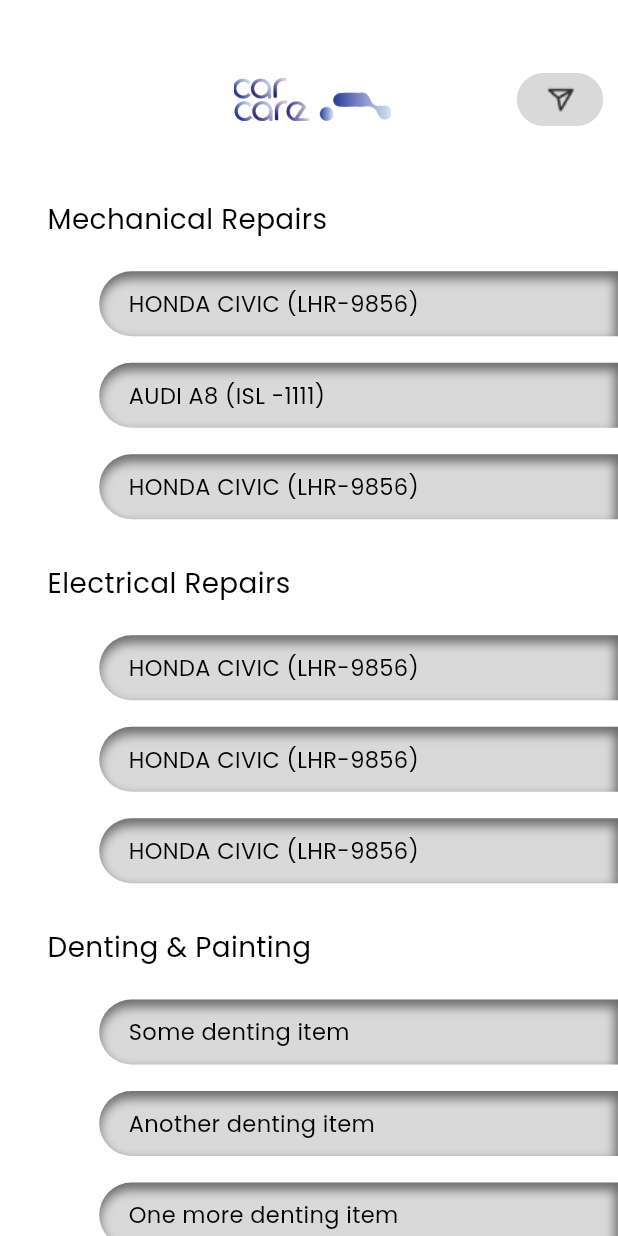
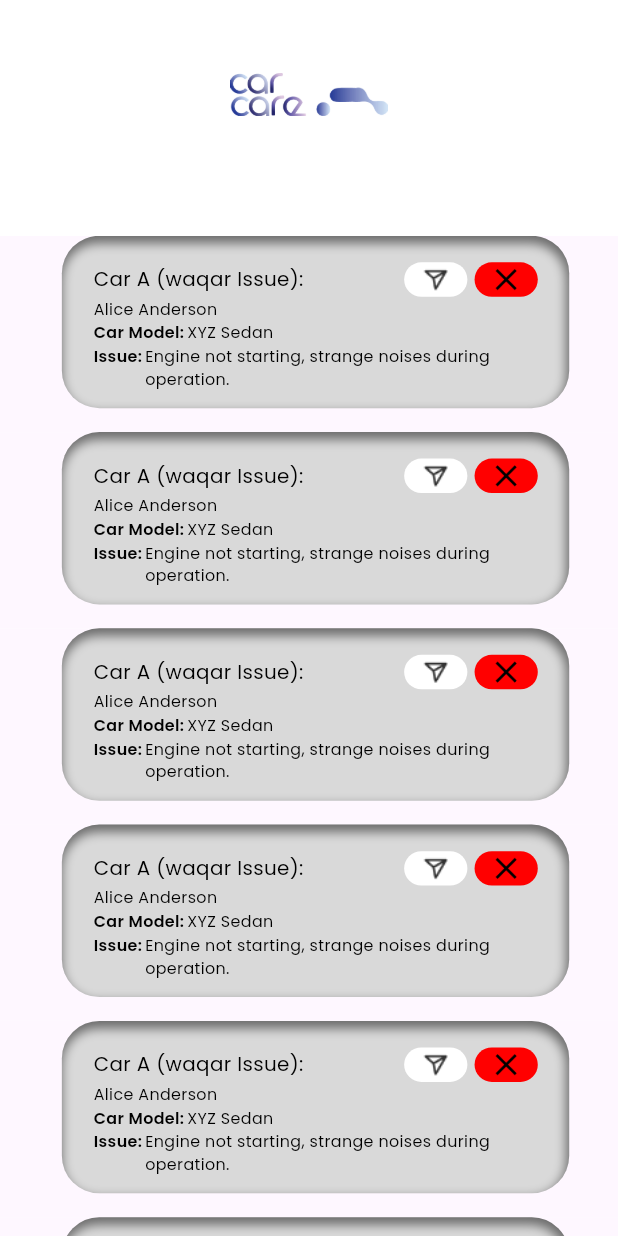
Before and after one commit to romanfarooq/final-year-project, a Flutter app: the screen it shows after launch, on a phone screen of 412 x 824 dp. Run offline on Flutter 3.47's test engine with Material 3 defaults, Android fonts, the phone set to English and light mode, and no system bars; our stand-ins replace flutter_inset_box_shadow, flutter_rating_bar, flutter_svg.

Commit message:
fixing some bugs in car care request

```diff
--- a/lib/main.dart
+++ b/lib/main.dart
@@ -1,4 +1,5 @@
 
+import 'package:car_care/screens/car_care_requests.dart';
 import 'package:car_care/screens/vehicle_service_record.dart';
 import 'package:car_care/screens/workshop_homepage.dart';
 import 'package:car_care/screens/workshop_services.dart';
@@ -26,7 +27,7 @@ class MyApp extends StatelessWidget {
         colorScheme: ColorScheme.fromSeed(seedColor: Colors.deepPurple),
         useMaterial3: true,
       ),
-      home: const VehicleServicRecord(),
+      home: const CarCareRequests(),
       routes: AppRoutes.routes,
     );
   }
--- /dev/null
+++ b/lib/screens/car_care_requests.dart
@@ -0,0 +1,151 @@
+import 'package:flutter/material.dart' hide BoxDecoration, BoxShadow;
+import 'package:flutter_inset_box_shadow/flutter_inset_box_shadow.dart';
+import '../utils/figma_space_to_percentage.dart';
+import '../utils/image_constant.dart';
+import 'package:car_care/widgets/custom_service_widget.dart';
+
+class CarCareRequests extends StatefulWidget {
+  const CarCareRequests({super.key});
+
+  @override
+  State<CarCareRequests> createState() => _CarCareRequestsState();
+}
+
+class _CarCareRequestsState extends State<CarCareRequests> {
+  @override
+  Widget build(BuildContext context) {
+    return SafeArea(
+      child: Column(crossAxisAlignment: CrossAxisAlignment.start, children: [
+        SizedBox(
+          height: figmaSpaceToPercentage(55, context),
+        ),
+        Center(
+          child: Image.asset(
+            ImageConstant.carcare1,
+            height: 29,
+            width: 106,
+            alignment: Alignment.center,
+          ),
+        ),
+        SizedBox(
+          height: figmaSpaceToPercentage(90, context),
+        ),
+         Expanded(child: SingleChildScrollView(
+           child: Column(
+    children: [
+
+        CustomServiceWidget(
+          carName: 'Car A',
+          ownerName: 'Alice Anderson',
+          carModel: 'XYZ Sedan',
+          issueType: 'waqar Issue',
+          issueDescription: 'Engine not starting, strange noises during operation.',
+
+        ),
+
+      CustomServiceWidget(
+        carName: 'Car A',
+        ownerName: 'Alice Anderson',
+        carModel: 'XYZ Sedan',
+        issueType: 'waqar Issue',
+        issueDescription: 'Engine not starting, strange noises during operation.',
+
+      ),
+
+      CustomServiceWidget(
+        carName: 'Car A',
+        ownerName: 'Alice Anderson',
+        carModel: 'XYZ Sedan',
+        issueType: 'waqar Issue',
+        issueDescription: 'Engine not starting, strange noises during operation.',
+
+      ),
+
+      CustomServiceWidget(
+        carName: 'Car A',
+        ownerName: 'Alice Anderson',
+        carModel: 'XYZ Sedan',
+        issueType: 'waqar Issue',
+        issueDescription: 'Engine not starting, strange noises during operation.',
+
+      ),
+
+      CustomServiceWidget(
+        carName: 'Car A',
+        ownerName: 'Alice Anderson',
+        carModel: 'XYZ Sedan',
+        issueType: 'waqar Issue',
+        issueDescription: 'Engine not starting, strange noises during operation.',
+
+      ),
+
+      CustomServiceWidget(
+        carName: 'Car A',
+        ownerName: 'Alice Anderson',
+        carModel: 'XYZ Sedan',
+        issueType: 'waqar Issue',
+        issueDescription: 'Engine not starting, strange noises during operation.',
+
+      ),
+
+      CustomServiceWidget(
+        carName: 'Car A',
+        ownerName: 'Alice Anderson',
+        carModel: 'XYZ Sedan',
+        issueType: 'waqar Issue',
+        issueDescription: 'Engine not starting, strange noises during operation.',
+
+      ),
+
+
+       CustomServiceWidget(
+        carName: 'Car A',
+        ownerName: 'Alice Anderson',
+        carModel: 'XYZ Sedan',
+        issueType: 'waqar Issue',
+        issueDescription: 'Engine not starting, strange noises during operation.',
+
+      ),
+
+      CustomServiceWidget(
+        carName: 'Car A',
+        ownerName: 'Alice Anderson',
+        carModel: 'XYZ Sedan',
+        issueType: 'waqar Issue',
+        issueDescription: 'Engine not starting, strange noises during operation.',
+
+      ),
+
+
+      CustomServiceWidget(
+        carName: 'Car A',
+        ownerName: 'Alice Anderson',
+        carModel: 'XYZ Sedan',
+        issueType: 'waqar Issue',
+        issueDescription: 'Engine not starting, strange noises during operation.',
+
+      ),
+
+
+      CustomServiceWidget(
+        carName: 'Car A',
+        ownerName: 'Alice Anderson',
+        carModel: 'XYZ Sedan',
+        issueType: 'waqar Issue',
+        issueDescription: 'Engine not starting, strange noises during operation.',
+
+      ),
+
+
+
+
+
+
+    ],
+           ),
+         )
+    ),
+      ]),
+    );
+  }
+}
--- a/lib/utils/image_constant.dart
+++ b/lib/utils/image_constant.dart
@@ -50,8 +50,9 @@ class ImageConstant {
   static String setting = '$imagePath/setting.png';
 
 // Vehicle Serice Record
-
   static String Actions = '$imagePath/Actions.png';
+// Car Care Requests
+  static String Cross = '$imagePath/cross.png';
 
 
 
--- /dev/null
+++ b/lib/widgets/custom_service_widget.dart
@@ -0,0 +1,247 @@
+import 'package:flutter/material.dart' hide BoxDecoration, BoxShadow;
+import 'package:flutter_inset_box_shadow/flutter_inset_box_shadow.dart';
+import '../utils/figma_space_to_percentage.dart';
+import '../utils/image_constant.dart';
+
+class CustomServiceWidget extends StatefulWidget {
+  final String carName;
+  final String ownerName;
+  final String carModel;
+  final String issueType;
+  final String issueDescription;
+
+  const CustomServiceWidget({
+    Key? key,
+    required this.carName,
+    required this.ownerName,
+    required this.carModel,
+    required this.issueType,
+    required this.issueDescription,
+  }) : super(key: key);
+
+  @override
+  _CustomServiceWidgetState createState() => _CustomServiceWidgetState();
+}
+
+class _CustomServiceWidgetState extends State<CustomServiceWidget> {
+  Color _backgroundColor = const Color.fromRGBO(217, 217, 217, 1);
+
+  @override
+  Widget build(BuildContext context) {
+    return Material(
+      child: InkWell(
+        onTap: () {
+          setState(() {
+            // Toggle background color between white and red
+            _backgroundColor = _backgroundColor == Color.fromRGBO(217, 217, 217, 1)
+                ? Color.fromRGBO(255, 191, 66, 1)
+                : Color.fromRGBO(217, 217, 217, 1);
+          });
+        },
+        child: Column(
+          children: [Row(children: [
+            SizedBox(
+              width: figmaSpaceToPercentageWidth(42, context),
+            ),
+            Container(
+              width: figmaSpaceToPercentageWidth(353, context),
+              height: figmaSpaceToPercentage(130, context),
+              padding: const EdgeInsets.only(left: 1),
+              margin: const EdgeInsets.only(left: 1),
+              decoration: BoxDecoration(
+                color: _backgroundColor,
+                borderRadius: const BorderRadius.all(Radius.circular(25)),
+                boxShadow: [
+                  BoxShadow(
+                    color: Colors.black.withOpacity(0.5),
+                    spreadRadius: 1,
+                    blurRadius: 5,
+                    inset: true,
+                    offset: const Offset(-1, 4),
+                  ),
+                ],
+              ),
+              child: Row(
+                children: [
+                  SizedBox(
+                    width: figmaSpaceToPercentageWidth(21, context),
+                  ),
+                  Expanded(
+                    child: Column(
+                      crossAxisAlignment: CrossAxisAlignment.start,
+                      children: [
+                        SizedBox(
+                          height: figmaSpaceToPercentage(20, context),
+                        ),
+                        Row(
+                          mainAxisSize: MainAxisSize.min,
+                          children: [
+                            Text(
+                              '${widget.carName} (${widget.issueType}):',
+                              style: TextStyle(
+                                color: const Color.fromRGBO(0, 0, 0, 1),
+                                fontSize: figmaSpaceToPercentage(15, context),
+                                fontFamily: 'Poppins',
+                                fontWeight: FontWeight.w400,
+                                decoration: TextDecoration.none,
+                              ),
+                            ),
+                            SizedBox(
+                              width: figmaSpaceToPercentageWidth(70, context),
+                            ),
+                            Material(
+                              color: Colors.transparent,
+                              child: InkWell(
+                                onTap: () {
+                                  print('Actions');
+                                },
+                                child: Container(
+                                  width: figmaSpaceToPercentageWidth(44, context),
+                                  height: figmaSpaceToPercentage(26, context),
+                                  decoration: BoxDecoration(
+                                    borderRadius: const BorderRadius.all(
+                                        Radius.circular(25)),
+                                    color: const Color.fromRGBO(255, 255, 255, 1),
+                                  ),
+                                  child: Center(
+                                    child: Image.asset(
+                                      ImageConstant.Actions,
+                                      height: figmaSpaceToPercentage(20, context),
+                                      width: figmaSpaceToPercentageWidth(
+                                          20, context),
+                                      alignment: Alignment.center,
+                                    ),
+                                  ),
+                                ),
+                              ),
+                            ),
+                            SizedBox(
+                              width: figmaSpaceToPercentageWidth(5, context),
+                            ),
+                            Material(
+                              color: Colors.transparent,
+                              child: InkWell(
+                                onTap: () {
+                                  print(' Cross');
+                                },
+                                child: Container(
+                                  width: figmaSpaceToPercentageWidth(44, context),
+                                  height: figmaSpaceToPercentage(26, context),
+                                  decoration: BoxDecoration(
+                                    borderRadius: const BorderRadius.all(
+                                        Radius.circular(25)),
+                                    color: const Color.fromRGBO(255, 0, 0, 1),
+                                  ),
+                                  child: Center(
+                                    child: Image.asset(
+                                      ImageConstant.Cross,
+                                      height: figmaSpaceToPercentage(20, context),
+                                      width: figmaSpaceToPercentageWidth(
+                                          20, context),
+                                      alignment: Alignment.center,
+                                    ),
+                                  ),
+                                ),
+                              ),
+                            ),
+                          ],
+                        ),
+                        SizedBox(
+                          height: figmaSpaceToPercentage(1, context),
+                        ),
+                        Text(
+                          widget.ownerName,
+                          style: TextStyle(
+                            color: const Color.fromRGBO(0, 0, 0, 1),
+                            fontSize: figmaSpaceToPercentage(12, context),
+                            fontFamily: 'Poppins',
+                            fontWeight: FontWeight.w400,
+                            decoration: TextDecoration.none,
+                          ),
+                        ),
+                        SizedBox(
+                          height: figmaSpaceToPercentage(1, context),
+                        ),
+                        Row(
+                          children: [
+                            Text(
+                              'Car Model:',
+                              style: TextStyle(
+                                color: const Color.fromRGBO(0, 0, 0, 1),
+                                fontSize: figmaSpaceToPercentage(12, context),
+                                fontFamily: 'Poppins',
+                                fontWeight: FontWeight.bold,
+                                decoration: TextDecoration.none,
+                              ),
+                            ),
+                            SizedBox(
+                              width: figmaSpaceToPercentageWidth(2, context),
+                            ),
+                            Text(
+                              widget.carModel,
+                              style: TextStyle(
+                                color: const Color.fromRGBO(0, 0, 0, 1),
+                                fontSize: figmaSpaceToPercentage(12, context),
+                                fontFamily: 'Poppins',
+                                fontWeight: FontWeight.w400,
+                                decoration: TextDecoration.none,
+                              ),
+                            ),
+                          ],
+                        ),
+                        SizedBox(
+                          height: figmaSpaceToPercentage(1, context),
+                        ),
+                        Row(
+                          crossAxisAlignment: CrossAxisAlignment.start,
+                          children: [
+                            Text(
+                              'Issue:',
+                              style: TextStyle(
+                                color: const Color.fromRGBO(0, 0, 0, 1),
+                                fontSize: figmaSpaceToPercentage(12, context),
+                                fontFamily: 'Poppins',
+                                fontWeight: FontWeight.bold,
+                                decoration: TextDecoration.none,
+                              ),
+                            ),
+                            SizedBox(
+                              width: figmaSpaceToPercentageWidth(2, context),
+                            ),
+                            Flexible(
+                              child: Text(
+                                widget.issueDescription,
+                                style: TextStyle(
+                                  color: const Color.fromRGBO(0, 0, 0, 1),
+                                  fontSize: figmaSpaceToPercentage(12, context),
+                                  fontFamily: 'Poppins',
+                                  fontWeight: FontWeight.w400,
+                                  decoration: TextDecoration.none,
+                                ),
+                                softWrap: true,
+                              ),
+                            ),
+                          ],
+                        ),
+
+                      ],
+                    ),
+                  ),
+                ],
+              ),
+            ),
+
+          ]),
+
+            SizedBox(
+              height: figmaSpaceToPercentage(18, context),
+            ),
+
+    ]
+        ),
+
+      ),
+    );
+
+  }
+}
```
Also changed, not shown: assets/images/cross.png (added).
